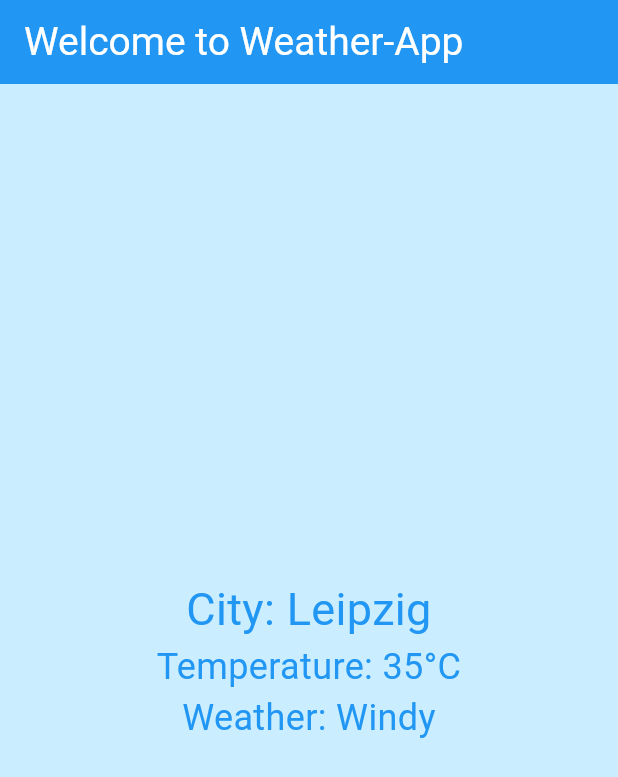
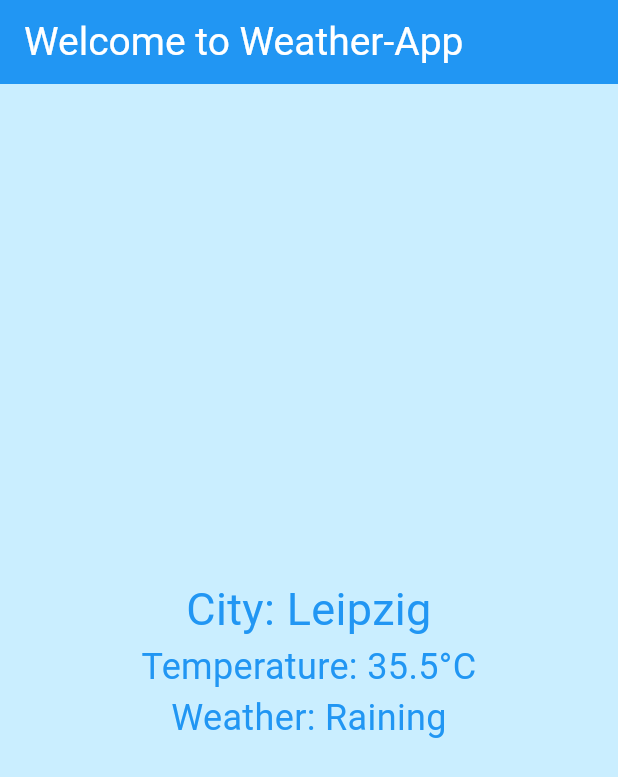
Before and after one commit to FrancescBrau/https---github.com-FrancescBrau-wetter_app_fb, a Flutter app: the screen it shows after launch, on a phone screen of 412 x 824 dp. Shown: the top 777 px of the screen. Run offline on Flutter 3.47's test engine with Material 3 defaults, Android fonts, the phone set to English and light mode, and no system bars.

```diff
--- a/lib/main.dart
+++ b/lib/main.dart
@@ -1,8 +1,21 @@
 import 'package:flutter/material.dart';
+import 'weather_data.dart';
 
-void main() => runApp(MyApp());
+void main() {
+  WeatherData weatherData = WeatherData(
+    city: 'Leipzig',
+    temperature: 35.5,
+    weatherCondition: 'Raining',
+  );
+
+  runApp(MyApp(weatherData: weatherData));
+}
 
 class MyApp extends StatelessWidget {
+  final WeatherData weatherData;
+
+  MyApp({required this.weatherData});
+
   @override
   Widget build(BuildContext context) {
     return MaterialApp(
@@ -27,7 +40,7 @@ class MyApp extends StatelessWidget {
             crossAxisAlignment: CrossAxisAlignment.center,
             children: [
               Text(
-                'City: Leipzig',
+                'City: ${weatherData.city}',
                 style: TextStyle(
                   color: Colors.blue,
                   fontSize: 30.0,
@@ -35,7 +48,7 @@ class MyApp extends StatelessWidget {
                 textAlign: TextAlign.center,
               ),
               Text(
-                'Temperature: 35°C',
+                'Temperature: ${weatherData.temperature}°C',
                 style: TextStyle(
                   color: Colors.blue,
                   fontSize: 24.0,
@@ -43,7 +56,7 @@ class MyApp extends StatelessWidget {
                 textAlign: TextAlign.center,
               ),
               Text(
-                'Weather: Windy',
+                'Weather: ${weatherData.weatherCondition}',
                 style: TextStyle(
                   color: Colors.blue,
                   fontSize: 24.0,
--- /dev/null
+++ b/lib/weather_data.dart
@@ -0,0 +1,11 @@
+class WeatherData {
+  String city;
+  double temperature;
+  String weatherCondition;
+
+  WeatherData({
+    required this.city,
+    required this.temperature,
+    required this.weatherCondition,
+  });
+}
```
